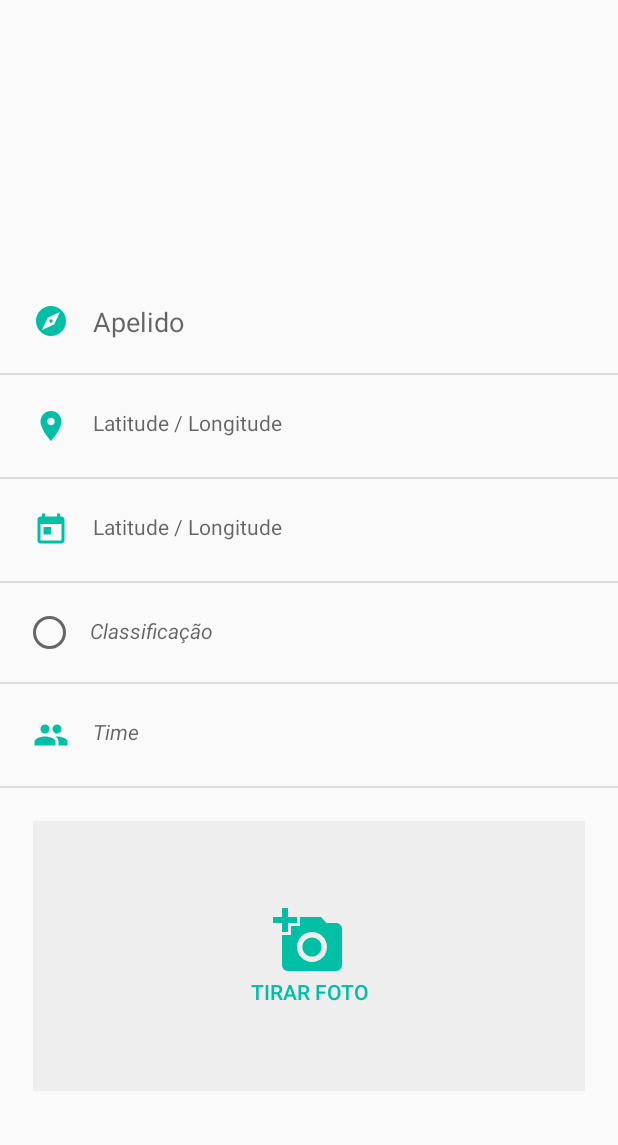
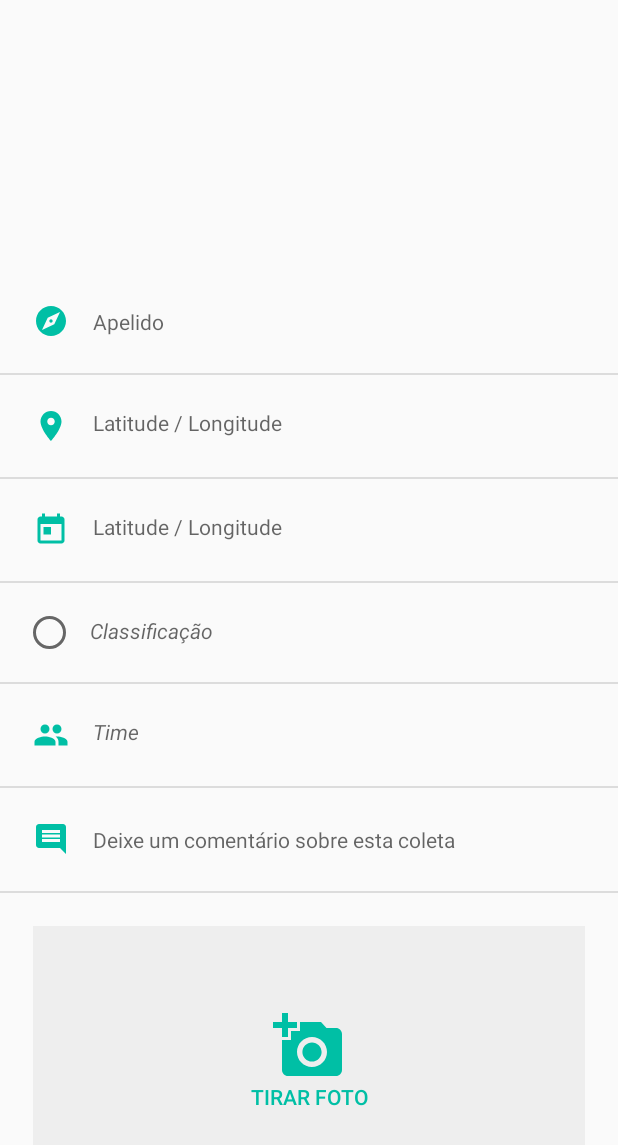
Before and after one commit to ecostage/mobilecollect, an Android app: the layout activity_collect.xml on its own in the app's theme, with its tools: preview values and no code run, on a phone screen of 412 x 824 dp. Shown: the top 1145 px of the screen. Run offline under Robolectric (Android 15) with nearby library versions, the light colour scheme and no system bars.

Commit message:
Adds comments field to collect activity.

```diff
--- /dev/null
+++ b/app/src/main/res/drawable/ic_insert_comment_color_accent_24dp.xml
@@ -0,0 +1,9 @@
+<vector xmlns:android="http://schemas.android.com/apk/res/android"
+        android:width="24dp"
+        android:height="24dp"
+        android:viewportWidth="24.0"
+        android:viewportHeight="24.0">
+    <path
+        android:fillColor="@color/colorAccent"
+        android:pathData="M20,2L4,2c-1.1,0 -2,0.9 -2,2v12c0,1.1 0.9,2 2,2h14l4,4L22,4c0,-1.1 -0.9,-2 -2,-2zM18,14L6,14v-2h12v2zM18,11L6,11L6,9h12v2zM18,8L6,8L6,6h12v2z"/>
+</vector>
--- a/app/src/main/res/layout/activity_collect.xml
+++ b/app/src/main/res/layout/activity_collect.xml
@@ -5,14 +5,15 @@
     android:layout_width="match_parent"
     android:layout_height="match_parent"
     tools:context=".ui.collect.CollectActivity">
+
     <ProgressBar
         android:id="@+id/collectProgress"
         style="?android:attr/progressBarStyleLarge"
         android:layout_width="wrap_content"
         android:layout_height="wrap_content"
+        android:layout_gravity="center"
         android:layout_marginBottom="8dp"
-        android:visibility="gone"
-        android:layout_gravity="center" />
+        android:visibility="gone" />
 
     <ScrollView
         android:id="@+id/scrollViewActivity"
@@ -123,17 +124,29 @@
                         android:id="@+id/collectTeamRemoveButton"
                         android:layout_width="24dp"
                         android:layout_height="24dp"
+                        android:layout_alignParentEnd="true"
+                        android:layout_centerVertical="true"
+                        android:layout_marginEnd="16dp"
                         android:background="@drawable/shape_rounded_button"
                         android:backgroundTint="@color/colorPrimary"
-                        android:text="X"
+                        android:text="@string/button_text_remove_team_selected"
                         android:textColor="@color/clear_background"
-                        android:layout_centerVertical="true"
-                        android:layout_alignParentEnd="true"
-                        android:layout_marginEnd="16dp"
-                        android:visibility="gone"/>
+                        android:visibility="gone" />
 
 
                 </RelativeLayout>
+
+                <View style="@style/Divider" />
+
+                <EditText
+                    android:id="@+id/collectComments"
+                    style="@style/CollectLine"
+                    android:layout_width="match_parent"
+                    android:layout_height="wrap_content"
+                    android:background="@android:color/transparent"
+                    android:drawableStart="@drawable/ic_insert_comment_color_accent_24dp"
+                    android:hint="@string/edit_text_hint_collect_comments"
+                    android:inputType="textMultiLine" />
 
                 <View style="@style/Divider" />
 
--- a/app/src/main/res/values/strings.xml
+++ b/app/src/main/res/values/strings.xml
@@ -40,7 +40,7 @@
     <string name="action_label_map">Mapa</string>
 
     <string name="collect_header_title">Coleta</string>
-    <string name="collect_name_hint">Apelido</string>
+    <string name="collect_name_hint"><font size="14">Apelido</font></string>
     <string name="collect_lat_lng_hint">Latitude / Longitude</string>
     <string name="collect_classification_hint">Classificação</string>
     <string name="collect_team_hint">Time</string>
@@ -85,4 +85,6 @@
     <string name="profile_default_user_score">0</string>
     <string name="profile_user_score_format">%1$spts</string>
     <string name="team_selection_internet_unavailable_message">A seleção de times só é possível quando há internet disponível.</string>
+    <string name="button_text_remove_team_selected">X</string>
+    <string name="edit_text_hint_collect_comments"><font size="14">Deixe um comentário sobre esta coleta</font></string>
 </resources>
```
